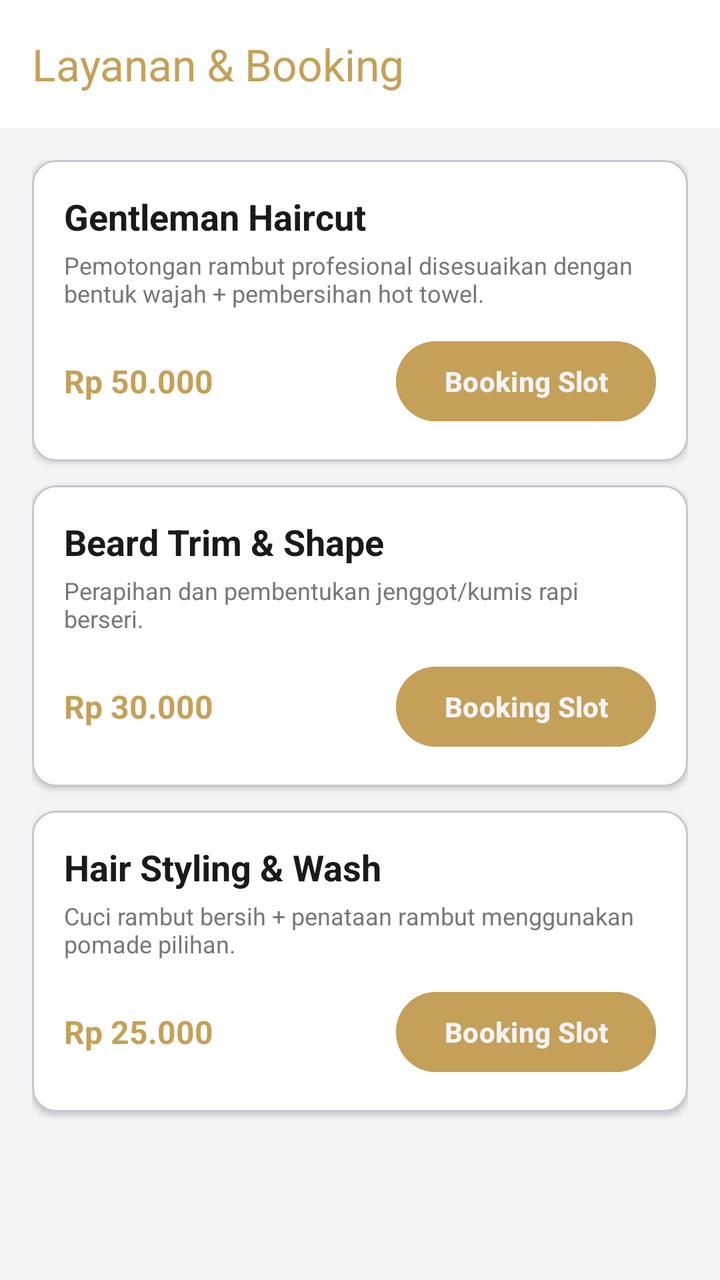
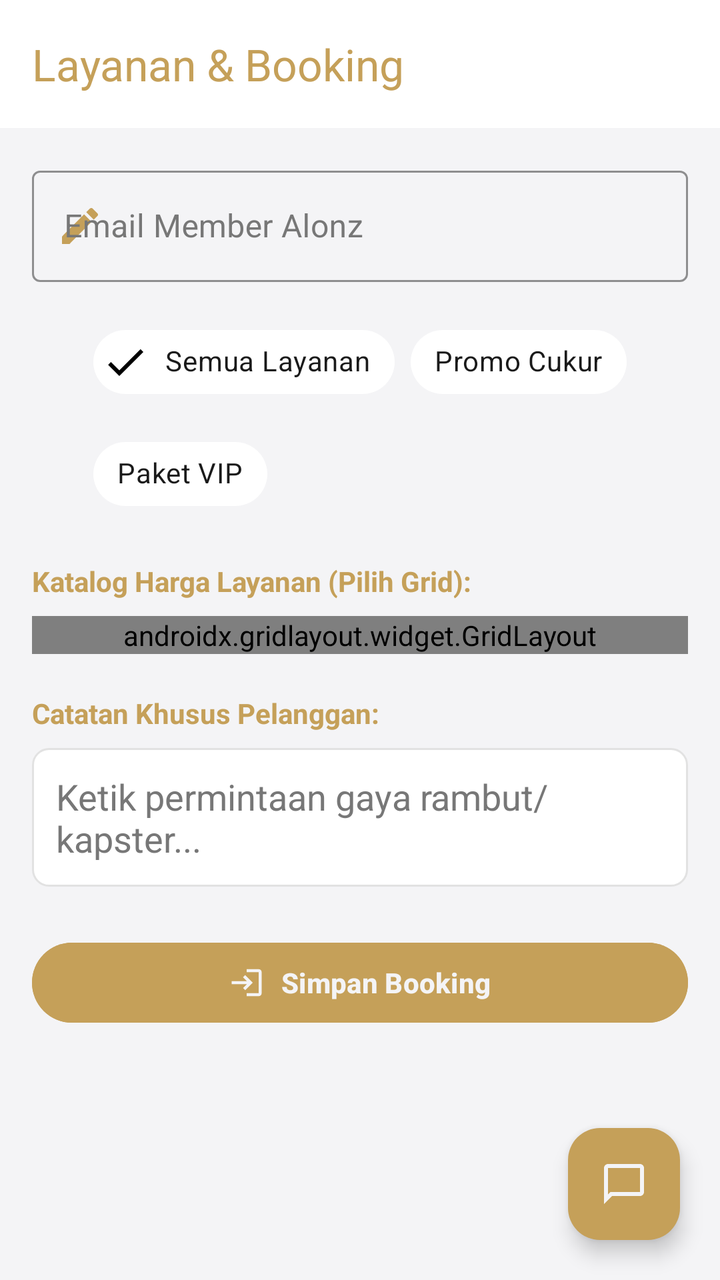

An Android layout rendered at two revisions. The XML below is the earlier revision; the diff shows what the commit changed to produce the second picture.
<!-- AndroidManifest.xml: application theme Theme.SLM_Doritos -->
<!-- res/layout/fragment_layanan.xml -->
<?xml version="1.0" encoding="utf-8"?>
<androidx.constraintlayout.widget.ConstraintLayout xmlns:android="http://schemas.android.com/apk/res/android"
    xmlns:app="http://schemas.android.com/apk/res-auto"
    android:layout_width="match_parent"
    android:layout_height="match_parent"
    android:background="@color/bg_dark">

    <androidx.appcompat.widget.Toolbar
        android:id="@+id/toolbar"
        android:layout_width="match_parent"
        android:layout_height="?attr/actionBarSize"
        android:background="@color/card_dark"
        app:layout_constraintEnd_toEndOf="parent"
        app:layout_constraintStart_toStartOf="parent"
        app:layout_constraintTop_toTopOf="parent"
        app:title="Layanan &amp; Booking"
        app:titleTextColor="@color/gold_primary" />

    <androidx.core.widget.NestedScrollView
        android:layout_width="match_parent"
        android:layout_height="0dp"
        android:padding="16dp"
        app:layout_constraintBottom_toBottomOf="parent"
        app:layout_constraintTop_toBottomOf="@+id/toolbar">

        <LinearLayout
            android:layout_width="match_parent"
            android:layout_height="wrap_content"
            android:orientation="vertical">

            
            <com.google.android.material.card.MaterialCardView
                android:layout_width="match_parent"
                android:layout_height="wrap_content"
                android:layout_marginBottom="12dp"
                app:cardBackgroundColor="@color/card_dark"
                app:cardCornerRadius="12dp"
                app:cardElevation="2dp">

                <LinearLayout
                    android:layout_width="match_parent"
                    android:layout_height="wrap_content"
                    android:orientation="vertical"
                    android:padding="16dp">

                    <TextView
                        android:layout_width="wrap_content"
                        android:layout_height="wrap_content"
                        android:text="Gentleman Haircut"
                        android:textColor="@color/text_white"
                        android:textSize="18sp"
                        android:textStyle="bold" />

                    <TextView
                        android:layout_width="wrap_content"
                        android:layout_height="wrap_content"
                        android:layout_marginTop="4dp"
                        android:text="Pemotongan rambut profesional disesuaikan dengan bentuk wajah + pembersihan hot towel."
                        android:textColor="@color/text_muted"
                        android:textSize="12sp" />

                    <LinearLayout
                        android:layout_width="match_parent"
                        android:layout_height="wrap_content"
                        android:layout_marginTop="12dp"
                        android:gravity="center_vertical"
                        android:orientation="horizontal">

                        <TextView
                            android:layout_width="0dp"
                            android:layout_height="wrap_content"
                            android:layout_weight="1"
                            android:text="Rp 50.000"
                            android:textColor="@color/gold_primary"
                            android:textSize="16sp"
                            android:textStyle="bold" />

                        <Button
                            android:id="@+id/btnBookHaircut"
                            android:layout_width="wrap_content"
                            android:layout_height="wrap_content"
                            android:backgroundTint="@color/gold_primary"
                            android:text="Booking Slot"
                            android:textColor="@color/bg_dark"
                            android:textStyle="bold" />
                    </LinearLayout>
                </LinearLayout>
            </com.google.android.material.card.MaterialCardView>

            
            <com.google.android.material.card.MaterialCardView
                android:layout_width="match_parent"
                android:layout_height="wrap_content"
                android:layout_marginBottom="12dp"
                app:cardBackgroundColor="@color/card_dark"
                app:cardCornerRadius="12dp"
                app:cardElevation="2dp">

                <LinearLayout
                    android:layout_width="match_parent"
                    android:layout_height="wrap_content"
                    android:orientation="vertical"
                    android:padding="16dp">

                    <TextView
                        android:layout_width="wrap_content"
                        android:layout_height="wrap_content"
                        android:text="Beard Trim &amp; Shape"
                        android:textColor="@color/text_white"
                        android:textSize="18sp"
                        android:textStyle="bold" />

                    <TextView
                        android:layout_width="wrap_content"
                        android:layout_height="wrap_content"
                        android:layout_marginTop="4dp"
                        android:text="Perapihan dan pembentukan jenggot/kumis rapi berseri."
                        android:textColor="@color/text_muted"
                        android:textSize="12sp" />

                    <LinearLayout
                        android:layout_width="match_parent"
                        android:layout_height="wrap_content"
                        android:layout_marginTop="12dp"
                        android:gravity="center_vertical"
                        android:orientation="horizontal">

                        <TextView
                            android:layout_width="0dp"
                            android:layout_height="wrap_content"
                            android:layout_weight="1"
                            android:text="Rp 30.000"
                            android:textColor="@color/gold_primary"
                            android:textSize="16sp"
                            android:textStyle="bold" />

                        <Button
                            android:id="@+id/btnBookBeard"
                            android:layout_width="wrap_content"
                            android:layout_height="wrap_content"
                            android:backgroundTint="@color/gold_primary"
                            android:text="Booking Slot"
                            android:textColor="@color/bg_dark"
                            android:textStyle="bold" />
                    </LinearLayout>
                </LinearLayout>
            </com.google.android.material.card.MaterialCardView>

            
            <com.google.android.material.card.MaterialCardView
                android:layout_width="match_parent"
                android:layout_height="wrap_content"
                android:layout_marginBottom="12dp"
                app:cardBackgroundColor="@color/card_dark"
                app:cardCornerRadius="12dp"
                app:cardElevation="2dp">

                <LinearLayout
                    android:layout_width="match_parent"
                    android:layout_height="wrap_content"
                    android:orientation="vertical"
                    android:padding="16dp">

                    <TextView
                        android:layout_width="wrap_content"
                        android:layout_height="wrap_content"
                        android:text="Hair Styling &amp; Wash"
                        android:textColor="@color/text_white"
                        android:textSize="18sp"
                        android:textStyle="bold" />

                    <TextView
                        android:layout_width="wrap_content"
                        android:layout_height="wrap_content"
                        android:layout_marginTop="4dp"
                        android:text="Cuci rambut bersih + penataan rambut menggunakan pomade pilihan."
                        android:textColor="@color/text_muted"
                        android:textSize="12sp" />

                    <LinearLayout
                        android:layout_width="match_parent"
                        android:layout_height="wrap_content"
                        android:layout_marginTop="12dp"
                        android:gravity="center_vertical"
                        android:orientation="horizontal">

                        <TextView
                            android:layout_width="0dp"
                            android:layout_height="wrap_content"
                            android:layout_weight="1"
                            android:text="Rp 25.000"
                            android:textColor="@color/gold_primary"
                            android:textSize="16sp"
                            android:textStyle="bold" />

                        <Button
                            android:id="@+id/btnBookStyling"
                            android:layout_width="wrap_content"
                            android:layout_height="wrap_content"
                            android:backgroundTint="@color/gold_primary"
                            android:text="Booking Slot"
                            android:textColor="@color/bg_dark"
                            android:textStyle="bold" />
                    </LinearLayout>
                </LinearLayout>
            </com.google.android.material.card.MaterialCardView>

        </LinearLayout>

    </androidx.core.widget.NestedScrollView>

</androidx.constraintlayout.widget.ConstraintLayout>
<!-- resources referenced by this layout -->
<resources>
  <color name="bg_dark">#F4F4F6</color>
  <color name="card_dark">#FFFFFF</color>
  <color name="gold_primary">#C5A059</color>
  <color name="text_muted">#777777</color>
  <color name="text_white">#1A1A1A</color>
  <style name="Theme.SLM_Doritos" parent="Base.Theme.SLM_Doritos" />
  <style name="Base.Theme.SLM_Doritos" parent="Theme.Material3.DayNight.NoActionBar">
          <item name="colorPrimary">@color/gold_primary</item>
          <item name="colorOnPrimary">@color/bg_dark</item>
          <item name="android:windowBackground">@color/bg_dark</item>
          <item name="android:textColorPrimary">@color/text_white</item>
      </style>
</resources>

<!-- the commit's change to res/layout/fragment_layanan.xml (unified diff, before → after) -->
@@ -1,6 +1,7 @@
 <?xml version="1.0" encoding="utf-8"?>
 <androidx.constraintlayout.widget.ConstraintLayout xmlns:android="http://schemas.android.com/apk/res/android"
     xmlns:app="http://schemas.android.com/apk/res-auto"
+    xmlns:tools="http://schemas.android.com/tools"
     android:layout_width="match_parent"
     android:layout_height="match_parent"
     android:background="@color/bg_dark">
@@ -29,184 +30,256 @@
             android:orientation="vertical">
 
             
-            <com.google.android.material.card.MaterialCardView
-                android:layout_width="match_parent"
-                android:layout_height="wrap_content"
-                android:layout_marginBottom="12dp"
-                app:cardBackgroundColor="@color/card_dark"
-                app:cardCornerRadius="12dp"
-                app:cardElevation="2dp">
-
-                <LinearLayout
+            <com.google.android.material.textfield.TextInputLayout
+                android:id="@+id/textInputLayout"
+                style="@style/Widget.MaterialComponents.TextInputLayout.OutlinedBox"
+                android:layout_width="match_parent"
+                android:layout_height="wrap_content"
+                android:hint="Email Member Alonz"
+                android:textColorHint="@color/text_muted"
+                app:boxStrokeColor="@color/gold_primary"
+                app:hintTextColor="@color/gold_primary"
+                app:startIconDrawable="@drawable/ic_edit"
+                app:startIconTint="@color/gold_primary">
+
+                <com.google.android.material.textfield.TextInputEditText
+                    android:id="@+id/etEmail"
                     android:layout_width="match_parent"
                     android:layout_height="wrap_content"
-                    android:orientation="vertical"
-                    android:padding="16dp">
-
-                    <TextView
-                        android:layout_width="wrap_content"
-                        android:layout_height="wrap_content"
-                        android:text="Gentleman Haircut"
-                        android:textColor="@color/text_white"
-                        android:textSize="18sp"
-                        android:textStyle="bold" />
-
-                    <TextView
-                        android:layout_width="wrap_content"
-                        android:layout_height="wrap_content"
-                        android:layout_marginTop="4dp"
-                        android:text="Pemotongan rambut profesional disesuaikan dengan bentuk wajah + pembersihan hot towel."
-                        android:textColor="@color/text_muted"
-                        android:textSize="12sp" />
+                    android:inputType="textEmailAddress"
+                    android:textColor="@color/text_white" />
+            </com.google.android.material.textfield.TextInputLayout>
+
+            
+            <com.google.android.material.chip.ChipGroup
+                android:id="@+id/chipGroupFilter"
+                android:layout_width="wrap_content"
+                android:layout_height="wrap_content"
+                android:layout_gravity="center_horizontal"
+                android:layout_marginTop="16dp"
+                app:singleSelection="true">
+
+                <com.google.android.material.chip.Chip
+                    android:id="@+id/chipTerbaru"
+                    style="@style/Widget.MaterialComponents.Chip.Filter"
+                    android:layout_width="wrap_content"
+                    android:layout_height="wrap_content"
+                    android:checked="true"
+                    android:text="Semua Layanan"
+                    android:textColor="@color/text_white"
+                    app:chipBackgroundColor="@color/card_dark" />
+
+                <com.google.android.material.chip.Chip
+                    android:id="@+id/chipPenting"
+                    style="@style/Widget.MaterialComponents.Chip.Filter"
+                    android:layout_width="wrap_content"
+                    android:layout_height="wrap_content"
+                    android:text="Promo Cukur"
+                    android:textColor="@color/text_white"
+                    app:chipBackgroundColor="@color/card_dark" />
+
+                <com.google.android.material.chip.Chip
+                    android:id="@+id/chipBelumDibaca"
+                    style="@style/Widget.MaterialComponents.Chip.Filter"
+                    android:layout_width="wrap_content"
+                    android:layout_height="wrap_content"
+                    android:text="Paket VIP"
+                    android:textColor="@color/text_white"
+                    app:chipBackgroundColor="@color/card_dark" />
+
+            </com.google.android.material.chip.ChipGroup>
+
+            
+            <TextView
+                android:layout_width="wrap_content"
+                android:layout_height="wrap_content"
+                android:layout_marginTop="20dp"
+                android:text="Katalog Harga Layanan (Pilih Grid):"
+                android:textColor="@color/gold_primary"
+                android:textSize="14sp"
+                android:textStyle="bold" />
+
+            <androidx.gridlayout.widget.GridLayout
+                android:layout_width="match_parent"
+                android:layout_height="wrap_content"
+                android:layout_marginTop="8dp"
+                app:columnCount="2"
+                app:useDefaultMargins="true">
+
+                
+                <com.google.android.material.card.MaterialCardView
+                    android:id="@+id/cardHaircut"
+                    android:layout_width="0dp"
+                    android:layout_height="wrap_content"
+                    android:clickable="true"
+                    android:focusable="true"
+                    app:cardBackgroundColor="@color/card_dark"
+                    app:cardCornerRadius="12dp"
+                    app:layout_columnWeight="1"
+                    app:layout_gravity="fill_horizontal"
+                    app:strokeColor="@color/gold_primary"
+                    app:strokeWidth="1dp">
 
                     <LinearLayout
                         android:layout_width="match_parent"
                         android:layout_height="wrap_content"
-                        android:layout_marginTop="12dp"
-                        android:gravity="center_vertical"
-                        android:orientation="horizontal">
-
-                        <TextView
-                            android:layout_width="0dp"
-                            android:layout_height="wrap_content"
-                            android:layout_weight="1"
+                        android:orientation="vertical"
+                        android:padding="16dp">
+
+                        <TextView
+                            android:id="@+id/tvHaircutTitle"
+                            android:layout_width="wrap_content"
+                            android:layout_height="wrap_content"
+                            android:text="Gentleman Haircut"
+                            android:textColor="@color/text_white"
+                            android:textSize="14sp"
+                            android:textStyle="bold" />
+
+                        <TextView
+                            android:id="@+id/tvHaircutPrice"
+                            android:layout_width="wrap_content"
+                            android:layout_height="wrap_content"
+                            android:layout_marginTop="6dp"
                             android:text="Rp 50.000"
                             android:textColor="@color/gold_primary"
-                            android:textSize="16sp"
-                            android:textStyle="bold" />
-
-                        <Button
-                            android:id="@+id/btnBookHaircut"
-                            android:layout_width="wrap_content"
-                            android:layout_height="wrap_content"
-                            android:backgroundTint="@color/gold_primary"
-                            android:text="Booking Slot"
-                            android:textColor="@color/bg_dark"
+                            android:textSize="14sp"
                             android:textStyle="bold" />
                     </LinearLayout>
-                </LinearLayout>
-            </com.google.android.material.card.MaterialCardView>
-
-            
-            <com.google.android.material.card.MaterialCardView
-                android:layout_width="match_parent"
-                android:layout_height="wrap_content"
-                android:layout_marginBottom="12dp"
-                app:cardBackgroundColor="@color/card_dark"
-                app:cardCornerRadius="12dp"
-                app:cardElevation="2dp">
-
-                <LinearLayout
-                    android:layout_width="match_parent"
-                    android:layout_height="wrap_content"
-                    android:orientation="vertical"
-                    android:padding="16dp">
-
-                    <TextView
-                        android:layout_width="wrap_content"
-                        android:layout_height="wrap_content"
-                        android:text="Beard Trim &amp; Shape"
-                        android:textColor="@color/text_white"
-                        android:textSize="18sp"
-                        android:textStyle="bold" />
-
-                    <TextView
-                        android:layout_width="wrap_content"
-                        android:layout_height="wrap_content"
-                        android:layout_marginTop="4dp"
-                        android:text="Perapihan dan pembentukan jenggot/kumis rapi berseri."
-                        android:textColor="@color/text_muted"
-                        android:textSize="12sp" />
+                </com.google.android.material.card.MaterialCardView>
+
+                
+                <com.google.android.material.card.MaterialCardView
+                    android:id="@+id/cardBeard"
+                    android:layout_width="0dp"
+                    android:layout_height="wrap_content"
+                    android:clickable="true"
+                    android:focusable="true"
+                    app:cardBackgroundColor="@color/card_dark"
+                    app:cardCornerRadius="12dp"
+                    app:layout_columnWeight="1"
+                    app:layout_gravity="fill_horizontal"
+                    app:strokeColor="@color/card_stroke"
+                    app:strokeWidth="1dp">
 
                     <LinearLayout
                         android:layout_width="match_parent"
                         android:layout_height="wrap_content"
-                        android:layout_marginTop="12dp"
-                        android:gravity="center_vertical"
-                        android:orientation="horizontal">
-
-                        <TextView
-                            android:layout_width="0dp"
-                            android:layout_height="wrap_content"
-                            android:layout_weight="1"
+                        android:orientation="vertical"
+                        android:padding="16dp">
+
+                        <TextView
+                            android:id="@+id/tvBeardTitle"
+                            android:layout_width="wrap_content"
+                            android:layout_height="wrap_content"
+                            android:text="Beard Trim"
+                            android:textColor="@color/text_white"
+                            android:textSize="14sp"
+                            android:textStyle="bold" />
+
+                        <TextView
+                            android:id="@+id/tvBeardPrice"
+                            android:layout_width="wrap_content"
+                            android:layout_height="wrap_content"
+                            android:layout_marginTop="6dp"
                             android:text="Rp 30.000"
                             android:textColor="@color/gold_primary"
-                            android:textSize="16sp"
-                            android:textStyle="bold" />
-
-                        <Button
-                            android:id="@+id/btnBookBeard"
-                            android:layout_width="wrap_content"
-                            android:layout_height="wrap_content"
-                            android:backgroundTint="@color/gold_primary"
-                            android:text="Booking Slot"
-                            android:textColor="@color/bg_dark"
+                            android:textSize="14sp"
                             android:textStyle="bold" />
                     </LinearLayout>
-                </LinearLayout>
-            </com.google.android.material.card.MaterialCardView>
-
-            
-            <com.google.android.material.card.MaterialCardView
-                android:layout_width="match_parent"
-                android:layout_height="wrap_content"
-                android:layout_marginBottom="12dp"
-                app:cardBackgroundColor="@color/card_dark"
-                app:cardCornerRadius="12dp"
-                app:cardElevation="2dp">
-
-                <LinearLayout
-                    android:layout_width="match_parent"
-                    android:layout_height="wrap_content"
-                    android:orientation="vertical"
-                    android:padding="16dp">
-
-                    <TextView
-                        android:layout_width="wrap_content"
-                        android:layout_height="wrap_content"
-                        android:text="Hair Styling &amp; Wash"
-                        android:textColor="@color/text_white"
-                        android:textSize="18sp"
-                        android:textStyle="bold" />
-
-                    <TextView
-                        android:layout_width="wrap_content"
-                        android:layout_height="wrap_content"
-                        android:layout_marginTop="4dp"
-                        android:text="Cuci rambut bersih + penataan rambut menggunakan pomade pilihan."
-                        android:textColor="@color/text_muted"
-                        android:textSize="12sp" />
+                </com.google.android.material.card.MaterialCardView>
+
+                
+                <com.google.android.material.card.MaterialCardView
+                    android:id="@+id/cardStyling"
+                    android:layout_width="0dp"
+                    android:layout_height="wrap_content"
+                    android:clickable="true"
+                    android:focusable="true"
+                    app:cardBackgroundColor="@color/card_dark"
+                    app:cardCornerRadius="12dp"
+                    app:layout_columnWeight="1"
+                    app:layout_gravity="fill_horizontal"
+                    app:strokeColor="@color/card_stroke"
+                    app:strokeWidth="1dp">
 
                     <LinearLayout
                         android:layout_width="match_parent"
                         android:layout_height="wrap_content"
-                        android:layout_marginTop="12dp"
-                        android:gravity="center_vertical"
-                        android:orientation="horizontal">
-
-                        <TextView
-                            android:layout_width="0dp"
-                            android:layout_height="wrap_content"
-                            android:layout_weight="1"
+                        android:orientation="vertical"
+                        android:padding="16dp">
+
+                        <TextView
+                            android:id="@+id/tvStylingTitle"
+                            android:layout_width="wrap_content"
+                            android:layout_height="wrap_content"
+                            android:text="Styling &amp; Wash"
+                            android:textColor="@color/text_white"
+                            android:textSize="14sp"
+                            android:textStyle="bold" />
+
+                        <TextView
+                            android:id="@+id/tvStylingPrice"
+                            android:layout_width="wrap_content"
+                            android:layout_height="wrap_content"
+                            android:layout_marginTop="6dp"
                             android:text="Rp 25.000"
                             android:textColor="@color/gold_primary"
-                            android:textSize="16sp"
-                            android:textStyle="bold" />
-
-                        <Button
-                            android:id="@+id/btnBookStyling"
-                            android:layout_width="wrap_content"
-                            android:layout_height="wrap_content"
-                            android:backgroundTint="@color/gold_primary"
-                            android:text="Booking Slot"
-                            android:textColor="@color/bg_dark"
+                            android:textSize="14sp"
                             android:textStyle="bold" />
                     </LinearLayout>
-                </LinearLayout>
-            </com.google.android.material.card.MaterialCardView>
+                </com.google.android.material.card.MaterialCardView>
+
+            </androidx.gridlayout.widget.GridLayout>
+
+            
+            <TextView
+                android:layout_width="wrap_content"
+                android:layout_height="wrap_content"
+                android:layout_marginTop="20dp"
+                android:text="Catatan Khusus Pelanggan:"
+                android:textColor="@color/gold_primary"
+                android:textSize="14sp"
+                android:textStyle="bold" />
+
+            <EditText
+                android:id="@+id/etCustomDrawable"
+                android:layout_width="match_parent"
+                android:layout_height="wrap_content"
+                android:layout_marginTop="8dp"
+                android:background="@drawable/edit_text_background"
+                android:hint="Ketik permintaan gaya rambut/kapster..."
+                android:textColor="@color/text_white"
+                android:textColorHint="@color/text_muted" />
+
+            
+            <com.google.android.material.button.MaterialButton
+                android:id="@+id/btnSimpanBooking"
+                android:layout_width="match_parent"
+                android:layout_height="wrap_content"
+                android:layout_marginTop="24dp"
+                android:backgroundTint="@color/gold_primary"
+                android:text="Simpan Booking"
+                android:textColor="@color/bg_dark"
+                android:textStyle="bold"
+                app:icon="@drawable/ic_login"
+                app:iconGravity="textStart"
+                app:iconTint="@color/bg_dark" />
 
         </LinearLayout>
 
     </androidx.core.widget.NestedScrollView>
 
+    
+    <com.google.android.material.floatingactionbutton.FloatingActionButton
+        android:id="@+id/fabMessages"
+        android:layout_width="wrap_content"
+        android:layout_height="wrap_content"
+        android:layout_margin="20dp"
+        android:contentDescription="Pesan Masuk"
+        android:src="@drawable/ic_message"
+        app:backgroundTint="@color/gold_primary"
+        app:layout_constraintBottom_toBottomOf="parent"
+        app:layout_constraintEnd_toEndOf="parent"
+        app:tint="@color/bg_dark" />
+
 </androidx.constraintlayout.widget.ConstraintLayout>
<!-- resource entries referenced after the edit -->
@@ -2,9 +2,59 @@
 <resources>
   <color name="bg_dark">#F4F4F6</color>
   <color name="card_dark">#FFFFFF</color>
+  <color name="card_stroke">#E2E2E2</color>
   <color name="gold_primary">#C5A059</color>
   <color name="text_muted">#777777</color>
   <color name="text_white">#1A1A1A</color>
+  <!-- drawable edit_text_background (drawable) -->
+  <?xml version="1.0" encoding="utf-8"?>
+  <shape xmlns:android="http://schemas.android.com/apk/res/android"
+      android:shape="rectangle">
+  
+      <solid android:color="@color/card_dark" />
+  
+      <stroke
+          android:width="1dp"
+          android:color="@color/card_stroke" />
+  
+      <corners android:radius="8dp" />
+  
+      <padding
+          android:bottom="12dp"
+          android:left="12dp"
+          android:right="12dp"
+          android:top="12dp" />
+  </shape>
+  <!-- drawable ic_edit (drawable) -->
+  <vector xmlns:android="http://schemas.android.com/apk/res/android"
+      android:width="24dp"
+      android:height="24dp"
+      android:viewportWidth="24"
+      android:viewportHeight="24">
+    <path
+        android:fillColor="@color/gold_primary"
+        android:pathData="M3,17.25V21h3.75L17.81,9.94l-3.75,-3.75L3,17.25zM20.71,7.04c0.39,-0.39 0.39,-1.02 0,-1.41l-2.34,-2.34c,-0.39,-0.39 -1.02,-0.39 -1.41,0l-1.83,1.83 3.75,3.75 1.83,-1.83z"/>
+  </vector>
+  <!-- drawable ic_login (drawable) -->
+  <vector xmlns:android="http://schemas.android.com/apk/res/android"
+      android:width="24dp"
+      android:height="24dp"
+      android:viewportWidth="24"
+      android:viewportHeight="24">
+    <path
+        android:fillColor="@color/bg_dark"
+        android:pathData="M11,7L9.6,8.4l2.6,2.6H2v2h10.2l-2.6,2.6L11,17l5,-5L11,7zM20,19h-8v2h8c1.1,0 2,-0.9 2,-2V5c0,-1.1 -0.9,-2 -2,-2h-8v2h8V19z"/>
+  </vector>
+  <!-- drawable ic_message (drawable) -->
+  <vector xmlns:android="http://schemas.android.com/apk/res/android"
+      android:width="24dp"
+      android:height="24dp"
+      android:viewportWidth="24"
+      android:viewportHeight="24">
+    <path
+        android:fillColor="@color/bg_dark"
+        android:pathData="M20,2H4C2.9,2 2,2.9 2,4v18l4,-4h14c1.1,0 2,-0.9 2,-2V4C22,2.9 21.1,2 20,2zM20,16H5.2L4,17.2V4h16V16z"/>
+  </vector>
   <style name="Theme.SLM_Doritos" parent="Base.Theme.SLM_Doritos" />
   <style name="Base.Theme.SLM_Doritos" parent="Theme.Material3.DayNight.NoActionBar">
           <item name="colorPrimary">@color/gold_primary</item>
